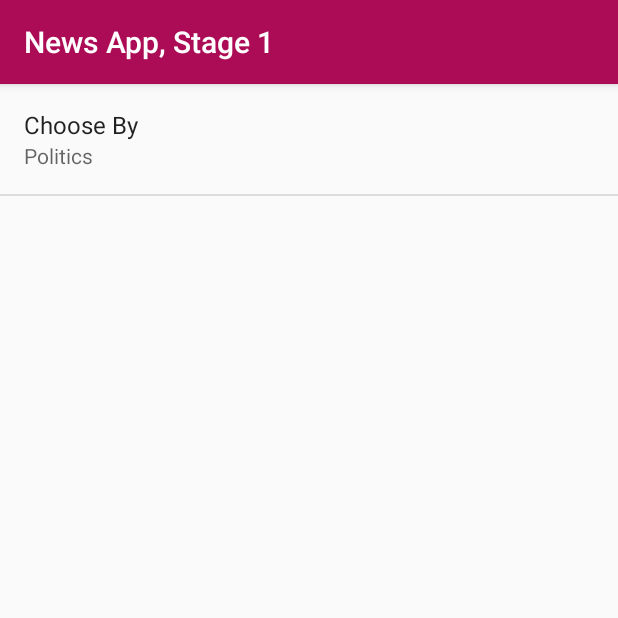
After one commit to EslamMohamed3396/NewsAppStage1, an Android app: the SettingActivity screen opened directly, with no data from a screen before it, on a phone screen of 412 x 824 dp, the top half of it. The commit adds this screen. Run offline under Robolectric (Android 15) with nearby library versions, the phone set to English and light mode, and no system bars.

Commit message:
Add SharedPreference to sport and politics

```diff
--- a/app/src/main/AndroidManifest.xml
+++ b/app/src/main/AndroidManifest.xml
@@ -19,6 +19,12 @@
                 <category android:name="android.intent.category.LAUNCHER" />
             </intent-filter>
         </activity>
+        <activity android:name=".SettingActivity">
+            <meta-data
+                android:name="android.support.PARENT_ACTIVITY"
+                android:value=".MainActivity" />
+
+        </activity>
     </application>
 
 </manifest>
--- /dev/null
+++ b/app/src/main/java/com/example/eslam/newsappstage1/SettingActivity.java
@@ -0,0 +1,61 @@
+package com.example.eslam.newsappstage1;
+
+import android.content.SharedPreferences;
+import android.os.Bundle;
+import android.preference.ListPreference;
+import android.preference.Preference;
+import android.preference.PreferenceFragment;
+import android.preference.PreferenceManager;
+import android.support.v7.app.AppCompatActivity;
+
+public class SettingActivity extends AppCompatActivity {
+
+    @Override
+    protected void onCreate(Bundle savedInstanceState) {
+        super.onCreate(savedInstanceState);
+        setContentView(R.layout.activity_setting);
+    }
+
+    public static class NewsAppPerefernceFragment extends PreferenceFragment implements Preference.OnPreferenceChangeListener {
+
+        @Override
+        public void onCreate(Bundle savedInstanceState) {
+            super.onCreate(savedInstanceState);
+            addPreferencesFromResource(R.xml.setting);
+
+            Preference chooseBy = findPreference(getString(R.string.chooseBy_Key));
+            bindPreferenceSummaryToValue(chooseBy);
+        }
+
+        @Override
+        public boolean onPreferenceChange(Preference preference, Object newValue) {
+
+            String stringValue = newValue.toString();
+
+            if (preference instanceof ListPreference) {
+                ListPreference listPreference = (ListPreference) preference;
+                int prefindex = listPreference.findIndexOfValue(stringValue);
+                if (prefindex > 0) {
+                    CharSequence[] lable = listPreference.getEntries();
+                    preference.setSummary(lable[prefindex]);
+                } else {
+                    preference.setSummary(stringValue);
+                }
+
+            }
+
+            return true;
+        }
+
+        private void bindPreferenceSummaryToValue(Preference preference) {
+            preference.setOnPreferenceChangeListener(this);
+
+            SharedPreferences preferences = PreferenceManager.getDefaultSharedPreferences(preference.getContext());
+
+            String preferenceString = preferences.getString(preference.getKey(), "");
+
+            onPreferenceChange(preference, preferenceString);
+
+        }
+    }
+}
--- /dev/null
+++ b/app/src/main/res/menu/main.xml
@@ -0,0 +1,6 @@
+<?xml version="1.0" encoding="utf-8"?>
+<menu xmlns:android="http://schemas.android.com/apk/res/android">
+    <item
+        android:id="@+id/actionSetting"
+        android:title="@string/titleOfMenu" />
+</menu>
--- /dev/null
+++ b/app/src/main/res/values/array.xml
@@ -0,0 +1,12 @@
+<?xml version="1.0" encoding="utf-8"?>
+<resources>
+    <string-array name="choose_Section_by_lable">
+        <item>@string/sport_lable</item>
+        <item>@string/politics_lable</item>
+    </string-array>
+    <string-array name="choose_Section_by_values">
+        <item>@string/sport_value</item>
+        <item>@string/politics_value</item>
+    </string-array>
+
+</resources>
--- a/app/src/main/res/values/strings.xml
+++ b/app/src/main/res/values/strings.xml
@@ -2,4 +2,19 @@
     <string name="app_name">News App, Stage 1</string>
     <string name="Internet">No, Internet Connection</string>
     <string name="No_News">No News Available</string>
+
+
+    <string name="titleOfMenu">Settings</string>
+    <string name="titleOfSetting">News Setting</string>
+
+    <string name="chooseBy">Choose By</string>
+    <string name="chooseBy_Key" translatable="false">choose_by</string>
+    <string name="chooseBy_defult_value" translatable="false">@string/politics_value</string>
+
+    <string name="sport_lable">Sport</string>
+    <string name="sport_value" translatable="false">sport/sport</string>
+
+    <string name="politics_lable">Politics</string>
+    <string name="politics_value" translatable="false">politics/politics</string>
+
 </resources>
--- /dev/null
+++ b/app/src/main/res/xml/setting.xml
@@ -0,0 +1,12 @@
+<?xml version="1.0" encoding="utf-8"?>
+<PreferenceScreen xmlns:android="http://schemas.android.com/apk/res/android"
+    android:title="@string/titleOfSetting">
+    <ListPreference
+        android:defaultValue="@string/chooseBy_defult_value"
+        android:title="@string/chooseBy"
+        android:key="@string/chooseBy_Key"
+        android:entries="@array/choose_Section_by_lable"
+        android:entryValues="@array/choose_Section_by_values" />
+
+
+</PreferenceScreen>
```
Also changed, not shown: app/src/main/java/com/example/eslam/newsappstage1/MainActivity.java (+35 -2 lines), app/src/main/java/com/example/eslam/newsappstage1/QueryUtils.java (+6 -2 lines), app/src/main/res/layout/activity_setting.xml (added, +9 -0 lines).
